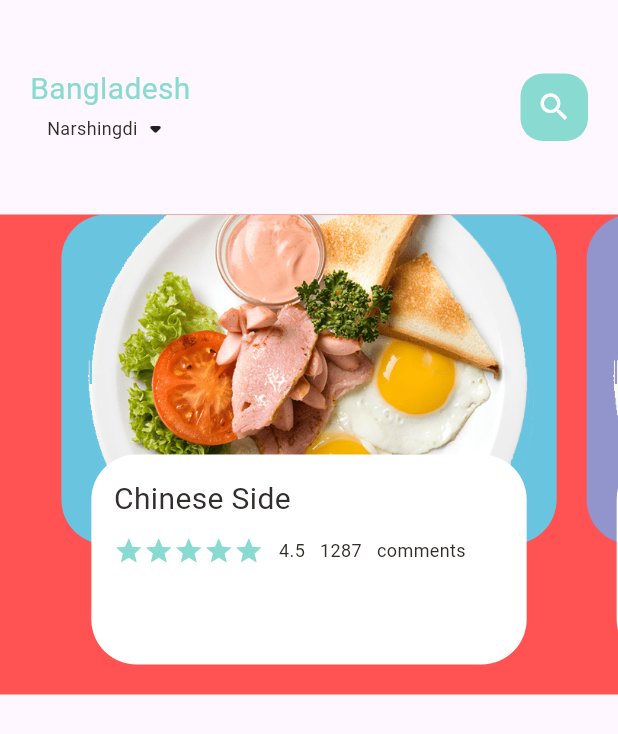
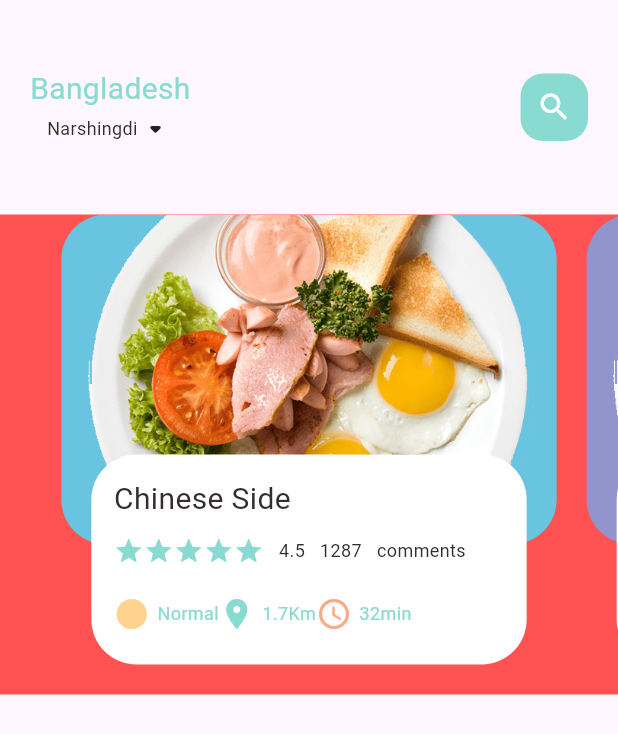
Before and after one commit to aliozer0/Food-Delivery-App, a Flutter app: the screen it shows after launch, on a phone screen of 412 x 824 dp. Shown: the top 734 px of the screen. Run offline on Flutter 3.47's test engine with Material 2 defaults, Android fonts, the phone set to English and light mode, and no system bars; missing offline and left inert: dart:ffi.

Commit message:
IconAndTextWidget added

```diff
--- a/lib/home/food_page_body.dart
+++ b/lib/home/food_page_body.dart
@@ -3,6 +3,7 @@ import 'dart:core';
 import 'package:flutter/material.dart';
 import 'package:food_delivery/assets/color/colors.dart';
 import 'package:food_delivery/widgets/big_text.dart';
+import 'package:food_delivery/widgets/icon_and_text.dart';
 import 'package:food_delivery/widgets/small_text.dart';
 
 class FoodPageBody extends StatefulWidget {
@@ -95,6 +96,26 @@ class _FoodPageBodyState extends State<FoodPageBody> {
                         color: AppColors.mainBlackColor,
                       )
                     ],
+                  ),
+                  SizedBox(
+                    height: 20,
+                  ),
+                  Row(
+                    children: [
+
+                      IconAndTextWidget(
+                          icon: Icons.circle_sharp,
+                          colorIcon: AppColors.iconcolor1,
+                          text: "Normal"),
+                      IconAndTextWidget(
+                          icon: Icons.location_on,
+                          colorIcon: AppColors.mainColor,
+                          text: "1.7Km"),
+                      IconAndTextWidget(
+                          icon: Icons.access_time_rounded,
+                          colorIcon: AppColors.iconcolor2,
+                          text: "32min"),
+                    ],
                   )
                 ],
               ),
--- /dev/null
+++ b/lib/widgets/icon_and_text.dart
@@ -0,0 +1,33 @@
+import 'package:flutter/material.dart';
+import 'package:food_delivery/widgets/small_text.dart';
+
+class IconAndTextWidget extends StatelessWidget {
+  final IconData? icon;
+  final String text;
+
+  final Color colorIcon;
+
+  IconAndTextWidget(
+      {super.key,
+      required this.icon,
+      required this.colorIcon,
+      required this.text});
+
+  @override
+  Widget build(BuildContext context) {
+    return Row(
+      children: [
+        Icon(
+          icon,
+          color: colorIcon,
+        ),
+        SizedBox(
+          width: 5,
+        ),
+        SmallText(
+          text: text,
+        )
+      ],
+    );
+  }
+}
```
Also changed, not shown: flutter_01.png (added).
